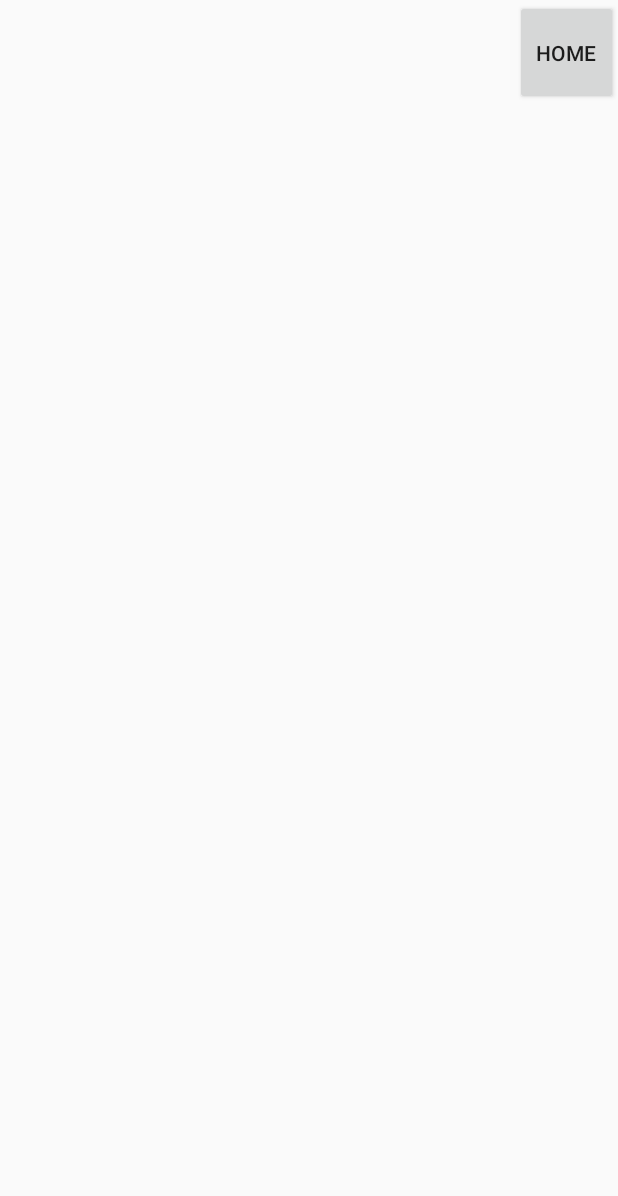
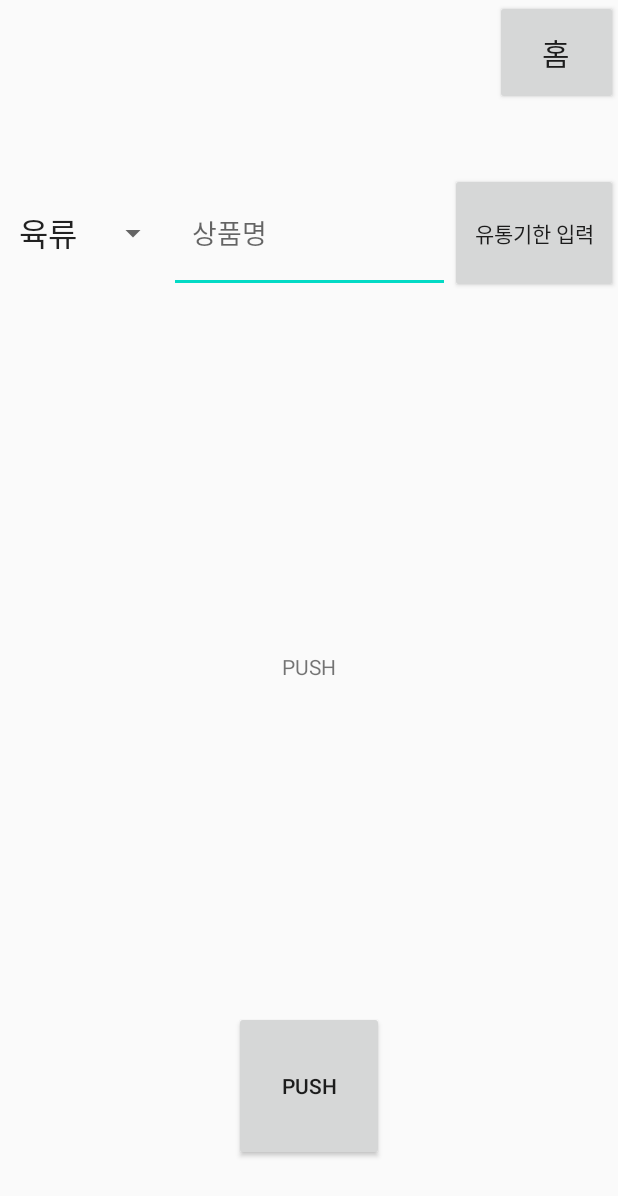
Before and after one commit to gibum1228/Care_Refrigerator, an Android app: the screen it shows after launch (PushActivity), after a tap on "물품 넣기", on a phone screen of 412 x 824 dp. Shown: the top 1196 px of the screen. Run offline under Robolectric (Android 15) with nearby library versions, the phone set to English and light mode, and no system bars.

Commit message:
냉장고에 물품 넣기

```diff
--- a/Care_Refrigerator/app/src/main/java/com/example/care_refrigerator/BoxActivity.java
+++ b/Care_Refrigerator/app/src/main/java/com/example/care_refrigerator/BoxActivity.java
@@ -26,4 +26,5 @@ public class BoxActivity extends AppCompatActivity {
             }
         });
     }
+
 }
--- a/Care_Refrigerator/app/src/main/java/com/example/care_refrigerator/MainActivity.java
+++ b/Care_Refrigerator/app/src/main/java/com/example/care_refrigerator/MainActivity.java
@@ -4,7 +4,6 @@ import android.content.Intent;
 import android.os.Bundle;
 import android.view.View;
 import android.widget.Button;
-import android.widget.TextView;
 
 import androidx.appcompat.app.AppCompatActivity;
 
@@ -17,7 +16,6 @@ public class MainActivity extends AppCompatActivity {
     Button boardBtn;
     Button boxBtn;
     Button pushBtn;
-    TextView dateText;
 
     // 액티비티 전환
     @Override
@@ -29,7 +27,6 @@ public class MainActivity extends AppCompatActivity {
         pushBtn = (Button)findViewById(R.id.pushBtn);
         boxBtn = (Button)findViewById(R.id.boxBtn);
         optionBtn = (Button)findViewById(R.id.optionBtn);
-        dateText = (TextView)findViewById(R.id.textView4);
 
         optionBtn.setOnClickListener(new View.OnClickListener(){
            @Override
@@ -63,14 +60,12 @@ public class MainActivity extends AppCompatActivity {
             }
         });
 
-        dateText.setText(getTime);
-
     }
 
     // 시간 입력받기
     static long nowTime = System.currentTimeMillis();
-    Date nowDate = new Date(nowTime);
+    static Date nowDate = new Date(nowTime);
 
-    SimpleDateFormat simpleDate = new SimpleDateFormat("yyyy-MM-dd hh:mm:ss");
-    String getTime = simpleDate.format(nowDate);
+    static SimpleDateFormat simpleDate = new SimpleDateFormat("yyyy-MM-dd hh:mm:ss");
+    static String getTime = simpleDate.format(nowDate);
 }
--- a/Care_Refrigerator/app/src/main/java/com/example/care_refrigerator/PushActivity.java
+++ b/Care_Refrigerator/app/src/main/java/com/example/care_refrigerator/PushActivity.java
@@ -1,29 +1,109 @@
 package com.example.care_refrigerator;
 
+import android.app.DatePickerDialog;
 import android.content.Intent;
 import android.os.Bundle;
 import android.view.View;
+import android.widget.ArrayAdapter;
 import android.widget.Button;
+import android.widget.DatePicker;
+import android.widget.Spinner;
+import android.widget.TextView;
 
 import androidx.appcompat.app.AppCompatActivity;
 
+import java.util.GregorianCalendar;
+
 public class PushActivity extends AppCompatActivity {
 
+    // 생성
     Button homeBtn;
+    Button dateInputBtn;
+    Spinner spinner;
+    GregorianCalendar today = new GregorianCalendar();
+
+    private TextView dateText;
+    private DatePickerDialog.OnDateSetListener callbackMethod;
 
     @Override
     protected void onCreate(Bundle savedInstanceState) {
         super.onCreate(savedInstanceState);
         setContentView(R.layout.activity_push);
 
-        homeBtn = (Button)findViewById(R.id.homeBtn);
+        // 초기화
+        homeBtn = (Button) findViewById(R.id.homeBtn);
+        dateInputBtn = (Button)findViewById(R.id.dateInputBtn);
+        spinner = (Spinner) findViewById(R.id.categoryBox);
 
-        homeBtn.setOnClickListener(new View.OnClickListener(){
+        // 액티비티 전환
+        homeBtn.setOnClickListener(new View.OnClickListener() {
             @Override
-            public void onClick(View v){
+            public void onClick(View v) {
                 Intent intent = new Intent(getApplicationContext(), MainActivity.class);
                 startActivity(intent);
             }
         });
+
+        // 스피너(콤보 박스)
+        String[] items = {"육류", "채소류", "유제품", "냉동식품", "기타"};
+        ArrayAdapter<String> adapter = new ArrayAdapter<>(this, R.layout.spinner_text_coustom, items);
+        spinner.setAdapter(adapter);
+        spinner.setSelection(0);
+
+        // 유통 기한 입력 메소드
+        this.InitializeView();
+        this.InitializeListener();
     }
+
+    private void InitializeListener() {
+        dateText = (TextView)findViewById(R.id.dateText);
+    }
+
+    // 날짜 정보 전달
+    private void InitializeView() {
+        callbackMethod = new DatePickerDialog.OnDateSetListener(){
+            @Override
+            public void onDateSet(DatePicker view, int year, int monthOfYear, int dayOfMonth){
+                monthOfYear = monthOfYear + 1;
+                dateText.setText(year + "년 " + monthOfYear + "월 " + dayOfMonth + "일" );
+            }
+        };
+    }
+
+    // 버튼 클릭시 이벤트 생성
+    public void OnClickHandler(View view){
+        DatePickerDialog dialog = new DatePickerDialog(this, callbackMethod, today.get(today.YEAR), today.get(today.MONTH), today.get(today.DAY_OF_MONTH));
+
+        dialog.show();
+    }
+
 }
+
+class objectKind{
+    // 필드
+    private String category = "NULL";
+    private String name = "NULL";
+    private String date = "NULL";
+
+    // 생성자
+    public objectKind(){
+
+    }
+    public objectKind(String c, String n, String d){
+        this.category = c;
+        this.name = n;
+        this.date = d;
+    }
+
+    // get
+    public String getCategory() {
+        return this.category;
+    }
+    public String getName(){
+        return this.name;
+    }
+    public String getDate(){
+        return this.date;
+    }
+
+}
--- a/Care_Refrigerator/app/src/main/res/layout/activity_board.xml
+++ b/Care_Refrigerator/app/src/main/res/layout/activity_board.xml
@@ -24,9 +24,10 @@
             android:id="@+id/homeBtn"
             android:layout_width="match_parent"
             android:layout_height="match_parent"
-            android:text="Home"
+            android:text="@string/homeBtn"
             android:gravity="center"
-            android:layout_weight="5" />
+            android:layout_weight="4"
+            android:textSize="20sp"/>
     </LinearLayout>
 
 </androidx.constraintlayout.widget.ConstraintLayout>
--- a/Care_Refrigerator/app/src/main/res/layout/activity_option.xml
+++ b/Care_Refrigerator/app/src/main/res/layout/activity_option.xml
@@ -24,9 +24,10 @@
             android:id="@+id/homeBtn"
             android:layout_width="match_parent"
             android:layout_height="match_parent"
-            android:text="Home"
+            android:text="@string/homeBtn"
             android:gravity="center"
-            android:layout_weight="5" />
+            android:layout_weight="4"
+            android:textSize="20sp"/>
     </LinearLayout>
 
 </androidx.constraintlayout.widget.ConstraintLayout>
--- a/Care_Refrigerator/app/src/main/res/layout/activity_push.xml
+++ b/Care_Refrigerator/app/src/main/res/layout/activity_push.xml
@@ -7,6 +7,7 @@
     tools:context=".PushActivity">
 
     <LinearLayout
+        android:id="@+id/upLayout"
         android:layout_width="0sp"
         android:layout_height="70sp"
         android:orientation="horizontal"
@@ -18,15 +19,92 @@
         <TextView
             android:layout_width="match_parent"
             android:layout_height="match_parent"
-            android:layout_weight="1"/>
+            android:layout_weight="1" />
 
         <Button
             android:id="@+id/homeBtn"
             android:layout_width="match_parent"
             android:layout_height="match_parent"
-            android:text="Home"
+            android:layout_weight="4"
             android:gravity="center"
-            android:layout_weight="5" />
+            android:text="@string/homeBtn"
+            android:textSize="20sp" />
+    </LinearLayout>
+
+    <LinearLayout
+        android:id="@+id/pushLayout"
+        android:layout_width="match_parent"
+        android:layout_height="120sp"
+        android:orientation="horizontal"
+        app:layout_constraintEnd_toEndOf="parent"
+        app:layout_constraintStart_toStartOf="parent"
+        app:layout_constraintTop_toBottomOf="@+id/upLayout"
+        android:layout_marginTop="25sp">
+
+        <Spinner
+            android:id="@+id/categoryBox"
+            android:layout_width="match_parent"
+            android:layout_height="match_parent"
+            android:layout_weight="4"
+            android:layout_marginBottom="20sp"
+            android:layout_marginTop="20sp"/>
+
+        <EditText
+            android:id="@+id/objectName"
+            android:layout_width="match_parent"
+            android:layout_height="match_parent"
+            android:layout_weight="3"
+            android:hint="@string/objectName"
+            android:paddingLeft="15sp"
+            android:layout_marginBottom="20sp"
+            android:layout_marginTop="20sp" />
+
+        <Button
+            android:id="@+id/dateInputBtn"
+            android:layout_width="match_parent"
+            android:layout_height="match_parent"
+            android:layout_weight="4"
+            android:onClick="OnClickHandler"
+            android:text="@string/dateInput"
+            android:layout_marginBottom="20sp"
+            android:layout_marginTop="20sp"/>
+
+    </LinearLayout>
+
+    <TextView
+        android:id="@+id/dateText"
+        android:layout_width="100sp"
+        android:layout_height="100sp"
+        app:layout_constraintBottom_toTopOf="@+id/pushBtnLayout"
+        app:layout_constraintEnd_toEndOf="parent"
+        app:layout_constraintStart_toStartOf="parent"
+        app:layout_constraintTop_toBottomOf="@+id/pushLayout"
+        android:gravity="center"
+        android:text="@string/pushDB"/>
+
+    <LinearLayout
+        android:id="@+id/pushBtnLayout"
+        android:layout_width="match_parent"
+        android:layout_height="150sp"
+        android:orientation="horizontal"
+        app:layout_constraintBottom_toBottomOf="parent"
+        app:layout_constraintEnd_toEndOf="parent"
+        app:layout_constraintStart_toStartOf="parent">
+        <TextView
+            android:layout_width="match_parent"
+            android:layout_height="match_parent"
+            android:layout_weight="1"/>
+        <Button
+            android:id="@+id/pushDB"
+            android:layout_width="100sp"
+            android:layout_height="100sp"
+            android:layout_marginBottom="50sp"
+            android:gravity="center"
+            android:text="@string/pushDB"/>
+        <TextView
+            android:layout_width="match_parent"
+            android:layout_height="match_parent"
+            android:layout_weight="1"/>
     </LinearLayout>
 
 </androidx.constraintlayout.widget.ConstraintLayout>
--- /dev/null
+++ b/Care_Refrigerator/app/src/main/res/layout/spinner_text_coustom.xml
@@ -0,0 +1,14 @@
+<?xml version="1.0" encoding="utf-8"?>
+<TextView
+    xmlns:android="http://schemas.android.com/apk/res/android"
+    android:id="@android:id/text1"
+    style="?android:attr/dropDownItemStyle"
+    android:textAppearance="?android:attr/textAppearanceLargePopupMenu"
+    android:singleLine="true"
+    android:layout_width="match_parent"
+    android:layout_height="94px"
+    android:textSize="32px"
+    android:gravity="center"
+    android:ellipsize="marquee">
+
+</TextView>
--- a/Care_Refrigerator/app/src/main/res/values/strings.xml
+++ b/Care_Refrigerator/app/src/main/res/values/strings.xml
@@ -1,11 +1,11 @@
 <resources>
     <string name="app_name">Care_Refrigerator</string>
-    <string name="test1">박스 액티비티</string> // 없애도 됨
-    <string name="option_test">Option Test</string>
-    <string name="push_test">물품 넣기 테스트</string> // 여기까지
     <string name="boxBtn">냉장고</string>
     <string name="boardBtn">추천 메뉴</string>
     <string name="homeBtn">홈</string>
     <string name="pushBtn">물품 넣기</string>
     <string name="optionBtn">설정</string>
+    <string name="objectName">상품명</string>
+    <string name="pushDB">PUSH</string>
+    <string name="dateInput">유통기한 입력</string>
 </resources>
```
Also changed, not shown: Care_Refrigerator/app/src/main/res/layout/activity_box.xml (+7 -3 lines), Care_Refrigerator/app/src/main/res/layout/activity_main.xml (+2 -11 lines), Care_Refrigerator/app/src/main/res/values/array.xml (added, +10 -0 lines).
